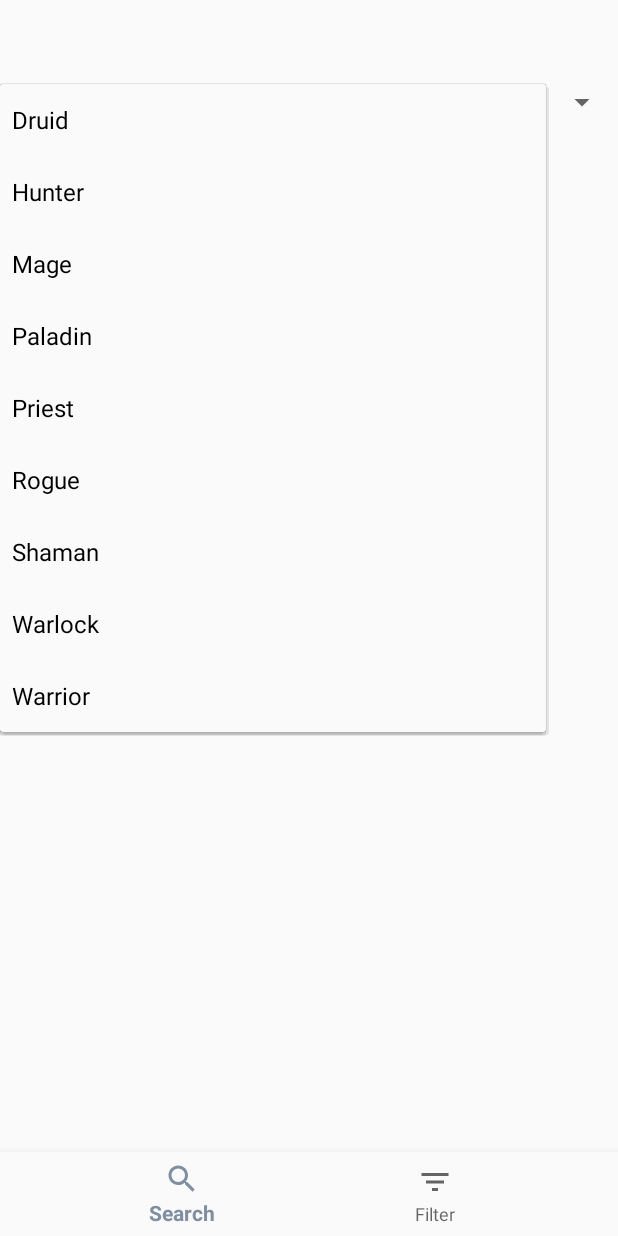
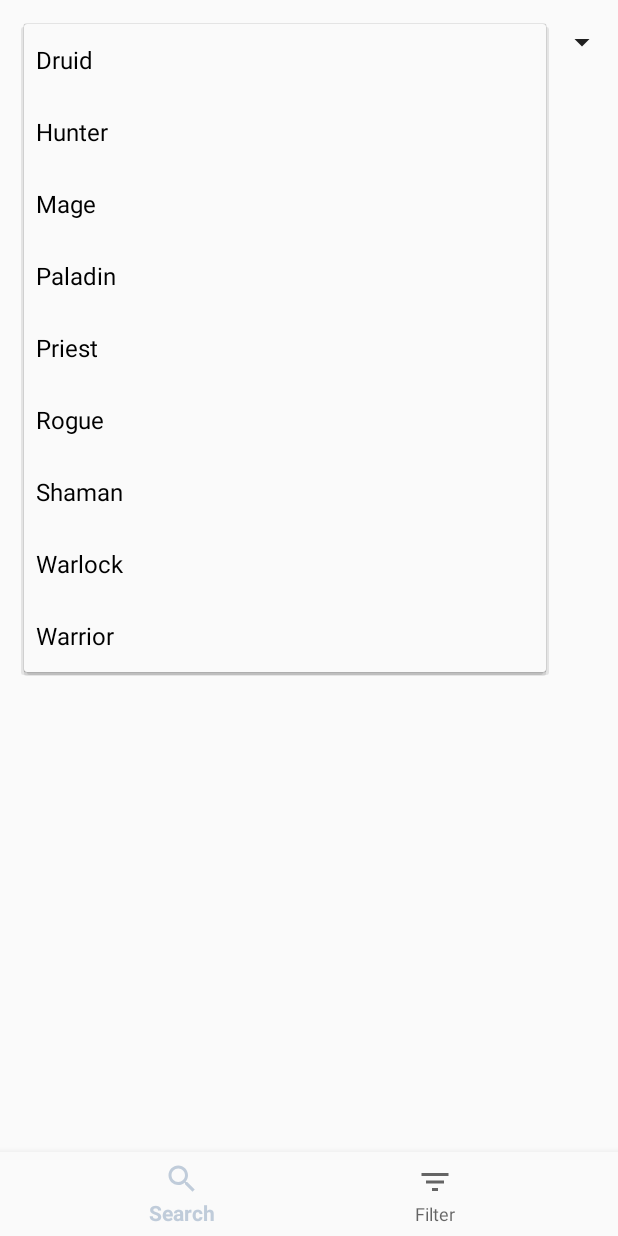
Before and after one commit to perihanmirkelam/WoWChars, an Android app: the FilterFragment screen opened through its navigation route, after a tap on "Druid", on a phone screen of 412 x 824 dp. Run offline under Robolectric (Android 15) with nearby library versions, the phone set to English and light mode, and no system bars; our stand-ins replace data binding, navigation-ui; 1 statement that could not run was skipped.

Commit message:
Fix toolbar size issues

```diff
--- a/app/src/main/res/layout/activity_detail.xml
+++ b/app/src/main/res/layout/activity_detail.xml
@@ -24,8 +24,7 @@
             android:background="?attr/colorPrimary"
             android:title="@{DetailViewModel.selectedChar.getName}"
             app:onNavigationBackClick="@{1}"
-            android:popupTheme="@style/AppTheme.PopupOverlay"
-            android:titleTextColor="@android:color/white"
+            android:theme="@style/ThemeOverlay.AppCompat.Dark.ActionBar"
             tools:title="@string/example_name"/>
 
         <LinearLayout
--- a/app/src/main/res/layout/activity_main.xml
+++ b/app/src/main/res/layout/activity_main.xml
@@ -5,8 +5,7 @@
     <androidx.constraintlayout.widget.ConstraintLayout
         android:id="@+id/container"
         android:layout_width="match_parent"
-        android:layout_height="match_parent"
-        android:paddingTop="?attr/actionBarSize">
+        android:layout_height="match_parent">
 
         <com.google.android.material.bottomnavigation.BottomNavigationView
             android:id="@+id/nav_view"
--- a/app/src/main/res/layout/fragment_filter.xml
+++ b/app/src/main/res/layout/fragment_filter.xml
@@ -1,9 +1,7 @@
 <?xml version="1.0" encoding="utf-8"?>
 
-<layout xmlns:tools="http://schemas.android.com/tools"
-    xmlns:android="http://schemas.android.com/apk/res/android"
-    xmlns:app="http://schemas.android.com/apk/res-auto"
-    xmlns:bind="http://schemas.android.com/tools">
+<layout xmlns:android="http://schemas.android.com/apk/res/android"
+    xmlns:app="http://schemas.android.com/apk/res-auto">
 
     <data>
         <variable
@@ -15,6 +13,14 @@
         android:layout_width="match_parent"
         android:layout_height="match_parent">
 
+        <Toolbar
+            android:id="@+id/filter_toolbar"
+            android:layout_width="match_parent"
+            android:layout_height="?attr/actionBarSize"
+            android:theme="@style/ThemeOverlay.AppCompat.ActionBar"
+            app:layout_constraintBottom_toTopOf="@+id/recycler_view_filter"
+            app:layout_constraintTop_toTopOf="parent"
+            app:popupTheme="@style/ThemeOverlay.AppCompat.Light">
             <Spinner
                 android:id="@+id/spinner"
                 android:layout_width="match_parent"
@@ -24,6 +30,7 @@
                 app:onItemSelect="@{1}"
                 app:layout_constraintTop_toTopOf="parent"
                 app:layout_constraintBottom_toTopOf="@+id/recycler_view_filter"/>
+        </Toolbar>
 
         <androidx.recyclerview.widget.RecyclerView
             android:id="@+id/recycler_view_filter"
@@ -32,7 +39,7 @@
             android:clickable="false"
             android:scrollbars="vertical"
             app:layout_constraintBottom_toTopOf="@+id/nav_view"
-            app:layout_constraintTop_toBottomOf="@+id/spinner" />
+            app:layout_constraintTop_toBottomOf="@+id/filter_toolbar" />
     </androidx.constraintlayout.widget.ConstraintLayout>
 
 </layout>
--- a/app/src/main/res/values/colors.xml
+++ b/app/src/main/res/values/colors.xml
@@ -1,6 +1,6 @@
 <?xml version="1.0" encoding="utf-8"?>
 <resources>
-    <color name="colorPrimary">#7f8ea1</color>
-    <color name="colorPrimaryDark">#c0ccda</color>
-    <color name="colorAccent">#D81B60</color>
+    <color name="colorPrimary">#c0ccda</color>
+    <color name="colorPrimaryDark">#7f8ea1</color>
+    <color name="colorAccent">@android:color/holo_purple</color>
 </resources>
--- a/app/src/main/res/values/styles.xml
+++ b/app/src/main/res/values/styles.xml
@@ -7,9 +7,6 @@
         <item name="colorPrimaryDark">@color/colorPrimaryDark</item>
         <item name="colorAccent">@color/colorAccent</item>
     </style>
-    <style name="ToolbarStyle" parent="Theme.AppCompat.Light.DarkActionBar">
-        <item name="actionMenuTextColor">@color/colorPrimaryDark</item>
-    </style>
     <style name="AppTheme.PopupOverlay" parent="ThemeOverlay.AppCompat.Dark" />
 
 </resources>
```
Also changed, not shown: app/src/main/res/layout/fragment_search.xml (+9 -8 lines). Lines whose indentation alone changed are shown as unchanged.
